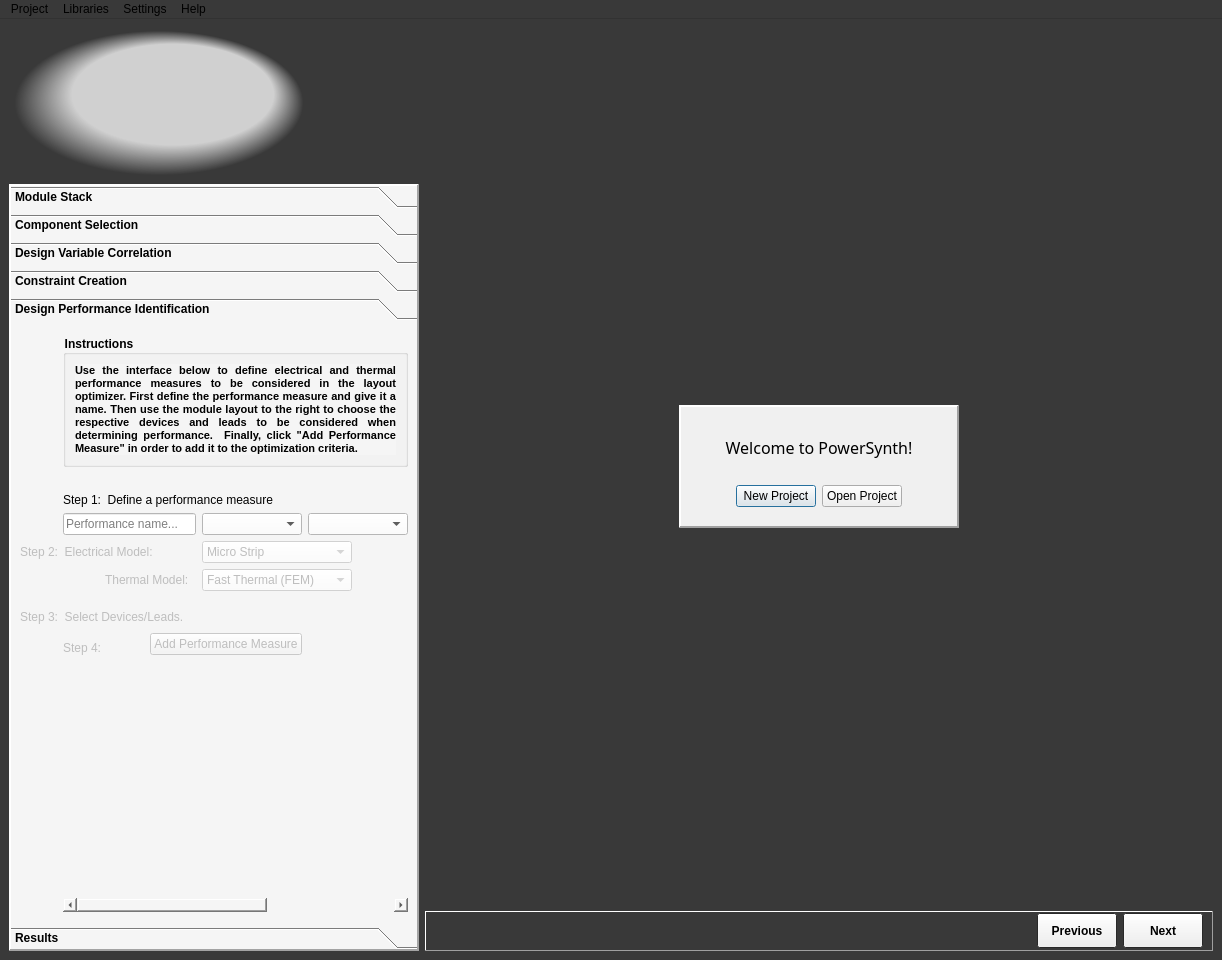
e3da/PowerSynth1-src, file powercad/project_builder/ui/mainWindow.ui: the form before one commit.
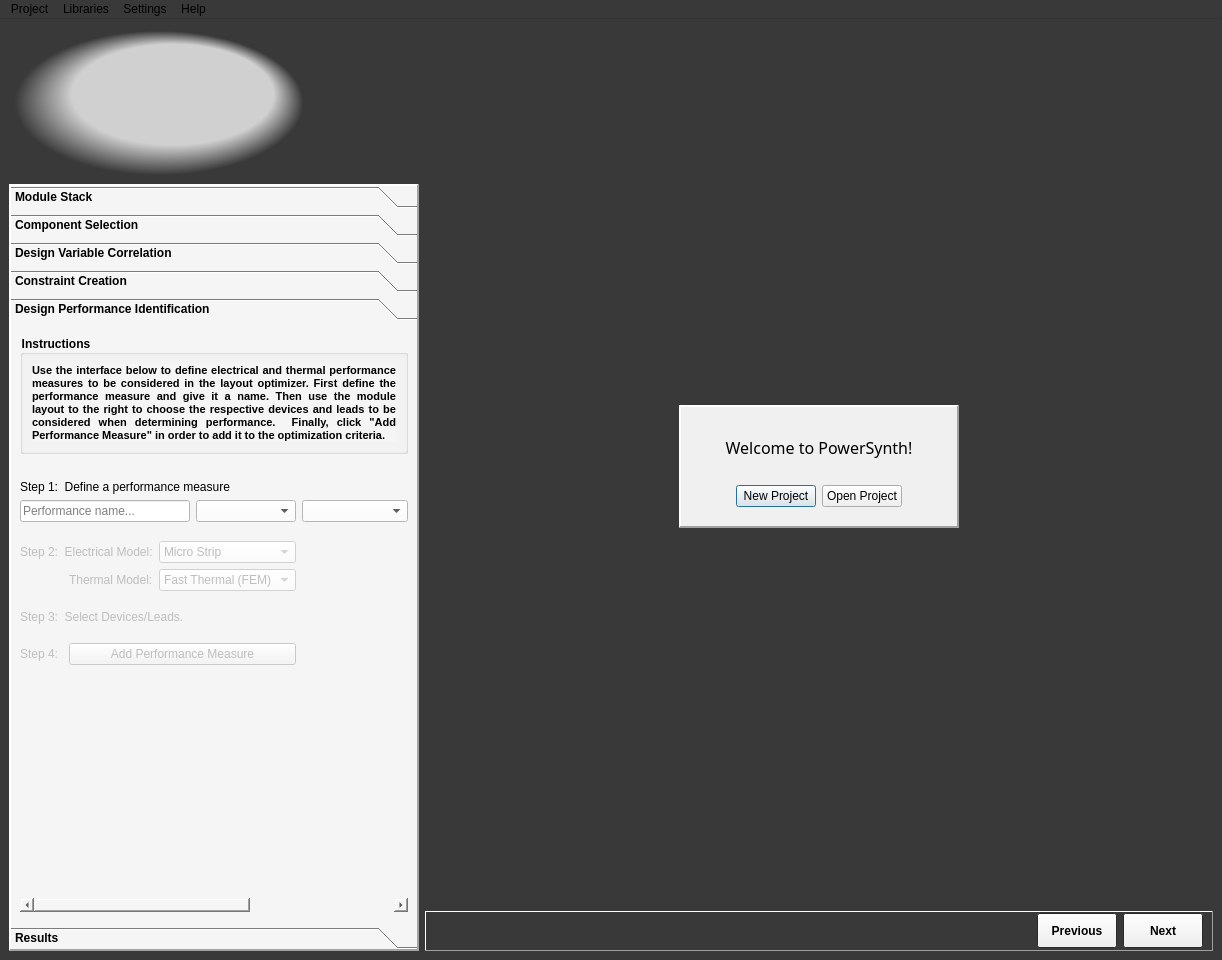
The form after the commit. Icons and pictures are not drawn.

Commit message: model selection for MS vs RS comparison

```diff
--- a/powercad/project_builder/ui/mainWindow.ui
+++ b/powercad/project_builder/ui/mainWindow.ui
@@ -3303,7 +3303,7 @@
         <string>Design Performance Identification</string>
        </attribute>
        <layout class="QGridLayout" name="gridLayout_7">
-        <item row="0" column="1" colspan="6">
+        <item row="0" column="0" colspan="6">
          <widget class="QGroupBox" name="groupBox">
           <property name="minimumSize">
            <size>
@@ -3338,7 +3338,7 @@
           </layout>
          </widget>
         </item>
-        <item row="1" column="1">
+        <item row="1" column="0">
          <spacer name="verticalSpacer_12">
           <property name="orientation">
            <enum>Qt::Vertical</enum>
@@ -3354,14 +3354,14 @@
           </property>
          </spacer>
         </item>
-        <item row="2" column="1" colspan="4">
+        <item row="2" column="0" colspan="4">
          <widget class="QLabel" name="label_25">
           <property name="text">
            <string>Step 1:  Define a performance measure</string>
           </property>
          </widget>
         </item>
-        <item row="3" column="1" colspan="3">
+        <item row="3" column="0" colspan="3">
          <widget class="QLineEdit" name="txt_perform_name">
           <property name="minimumSize">
            <size>
@@ -3377,7 +3377,7 @@
           </property>
          </widget>
         </item>
-        <item row="3" column="4">
+        <item row="3" column="3">
          <widget class="QComboBox" name="cmb_perform_elecTherm">
           <property name="minimumSize">
            <size>
@@ -3396,7 +3396,7 @@
           </property>
          </widget>
         </item>
-        <item row="3" column="5" colspan="2">
+        <item row="3" column="4" colspan="2">
          <widget class="QComboBox" name="cmb_perform_type">
           <property name="minimumSize">
            <size>
@@ -3415,7 +3415,23 @@
           </property>
          </widget>
         </item>
-        <item row="4" column="0" colspan="4">
+        <item row="4" column="0">
+         <spacer name="verticalSpacer_8">
+          <property name="orientation">
+           <enum>Qt::Vertical</enum>
+          </property>
+          <property name="sizeType">
+           <enum>QSizePolicy::Fixed</enum>
+          </property>
+          <property name="sizeHint" stdset="0">
+           <size>
+            <width>20</width>
+            <height>13</height>
+           </size>
+          </property>
+         </spacer>
+        </item>
+        <item row="5" column="0" colspan="2">
          <widget class="QLabel" name="lbl_sel_electrical_model">
           <property name="enabled">
            <bool>false</bool>
@@ -3425,7 +3441,7 @@
           </property>
          </widget>
         </item>
-        <item row="4" column="4" colspan="2">
+        <item row="5" column="2" colspan="2">
          <widget class="QComboBox" name="cmb_elec_model">
           <property name="enabled">
            <bool>false</bool>
@@ -3457,7 +3473,20 @@
           </item>
          </widget>
         </item>
-        <item row="5" column="2" colspan="2">
+        <item row="5" column="5">
+         <spacer name="horizontalSpacer_12">
+          <property name="orientation">
+           <enum>Qt::Horizontal</enum>
+          </property>
+          <property name="sizeHint" stdset="0">
+           <size>
+            <width>97</width>
+            <height>20</height>
+           </size>
+          </property>
+         </spacer>
+        </item>
+        <item row="6" column="1">
          <widget class="QLabel" name="lbl_sel_thermal_model">
           <property name="enabled">
            <bool>false</bool>
@@ -3467,8 +3496,8 @@
           </property>
          </widget>
         </item>
-        <item row="5" column="4" colspan="3">
-         <widget class="QComboBox" name="cmb_thermal_modle">
+        <item row="6" column="2" colspan="2">
+         <widget class="QComboBox" name="cmb_thermal_model">
           <property name="enabled">
            <bool>false</bool>
           </property>
@@ -3499,7 +3528,20 @@
           </item>
          </widget>
         </item>
-        <item row="6" column="1">
+        <item row="6" column="5">
+         <spacer name="horizontalSpacer_11">
+          <property name="orientation">
+           <enum>Qt::Horizontal</enum>
+          </property>
+          <property name="sizeHint" stdset="0">
+           <size>
+            <width>97</width>
+            <height>20</height>
+           </size>
+          </property>
+         </spacer>
+        </item>
+        <item row="7" column="0">
          <spacer name="verticalSpacer_6">
           <property name="orientation">
            <enum>Qt::Vertical</enum>
@@ -3515,7 +3557,30 @@
           </property>
          </spacer>
         </item>
-        <item row="8" column="1" rowspan="2">
+        <item row="8" column="0" colspan="5">
+         <widget class="QLabel" name="lbl_perform_step3">
+          <property name="enabled">
+           <bool>false</bool>
+          </property>
+          <property name="text">
+           <string>Step 3:  Select Devices/Leads.</string>
+          </property>
+         </widget>
+        </item>
+        <item row="8" column="5">
+         <spacer name="horizontalSpacer_2">
+          <property name="orientation">
+           <enum>Qt::Horizontal</enum>
+          </property>
+          <property name="sizeHint" stdset="0">
+           <size>
+            <width>40</width>
+            <height>20</height>
+           </size>
+          </property>
+         </spacer>
+        </item>
+        <item row="9" column="0">
          <spacer name="verticalSpacer_7">
           <property name="orientation">
            <enum>Qt::Vertical</enum>
@@ -3531,108 +3596,7 @@
           </property>
          </spacer>
         </item>
-        <item row="9" column="3" rowspan="2" colspan="2">
-         <widget class="QPushButton" name="btn_perform_addPerformance">
-          <property name="enabled">
-           <bool>false</bool>
-          </property>
-          <property name="palette">
-           <palette>
-            <active>
-             <colorrole role="Button">
-              <brush brushstyle="SolidPattern">
-               <color alpha="255">
-                <red>245</red>
-                <green>245</green>
-                <blue>245</blue>
-               </color>
-              </brush>
-             </colorrole>
-             <colorrole role="Base">
-              <brush brushstyle="SolidPattern">
-               <color alpha="255">
-                <red>245</red>
-                <green>245</green>
-                <blue>245</blue>
-               </color>
-              </brush>
-             </colorrole>
-             <colorrole role="Window">
-              <brush brushstyle="SolidPattern">
-               <color alpha="255">
-                <red>245</red>
-                <green>245</green>
-                <blue>245</blue>
-               </color>
-              </brush>
-             </colorrole>
-            </active>
-            <inactive>
-             <colorrole role="Button">
-              <brush brushstyle="SolidPattern">
-               <color alpha="255">
-                <red>245</red>
-                <green>245</green>
-                <blue>245</blue>
-               </color>
-              </brush>
-             </colorrole>
-             <colorrole role="Base">
-              <brush brushstyle="SolidPattern">
-               <color alpha="255">
-                <red>245</red>
-                <green>245</green>
-                <blue>245</blue>
-               </color>
-              </brush>
-             </colorrole>
-             <colorrole role="Window">
-              <brush brushstyle="SolidPattern">
-               <color alpha="255">
-                <red>245</red>
-                <green>245</green>
-                <blue>245</blue>
-               </color>
-              </brush>
-             </colorrole>
-            </inactive>
-            <disabled>
-             <colorrole role="Button">
-              <brush brushstyle="SolidPattern">
-               <color alpha="255">
-                <red>245</red>
-                <green>245</green>
-                <blue>245</blue>
-               </color>
-              </brush>
-             </colorrole>
-             <colorrole role="Base">
-              <brush brushstyle="SolidPattern">
-               <color alpha="255">
-                <red>245</red>
-                <green>245</green>
-                <blue>245</blue>
-               </color>
-              </brush>
-             </colorrole>
-             <colorrole role="Window">
-              <brush brushstyle="SolidPattern">
-               <color alpha="255">
-                <red>245</red>
-                <green>245</green>
-                <blue>245</blue>
-               </color>
-              </brush>
-             </colorrole>
-            </disabled>
-           </palette>
-          </property>
-          <property name="text">
-           <string>Add Performance Measure</string>
-          </property>
-         </widget>
-        </item>
-        <item row="10" column="1" colspan="2">
+        <item row="10" column="0">
          <widget class="QLabel" name="lbl_perform_step4">
           <property name="enabled">
            <bool>false</bool>
@@ -3645,7 +3609,108 @@
           </property>
          </widget>
         </item>
-        <item row="11" column="1" colspan="6">
+        <item row="10" column="1" colspan="3">
+         <widget class="QPushButton" name="btn_perform_addPerformance">
+          <property name="enabled">
+           <bool>false</bool>
+          </property>
+          <property name="palette">
+           <palette>
+            <active>
+             <colorrole role="Button">
+              <brush brushstyle="SolidPattern">
+               <color alpha="255">
+                <red>245</red>
+                <green>245</green>
+                <blue>245</blue>
+               </color>
+              </brush>
+             </colorrole>
+             <colorrole role="Base">
+              <brush brushstyle="SolidPattern">
+               <color alpha="255">
+                <red>245</red>
+                <green>245</green>
+                <blue>245</blue>
+               </color>
+              </brush>
+             </colorrole>
+             <colorrole role="Window">
+              <brush brushstyle="SolidPattern">
+               <color alpha="255">
+                <red>245</red>
+                <green>245</green>
+                <blue>245</blue>
+               </color>
+              </brush>
+             </colorrole>
+            </active>
+            <inactive>
+             <colorrole role="Button">
+              <brush brushstyle="SolidPattern">
+               <color alpha="255">
+                <red>245</red>
+                <green>245</green>
+                <blue>245</blue>
+               </color>
+              </brush>
+             </colorrole>
+             <colorrole role="Base">
+              <brush brushstyle="SolidPattern">
+               <color alpha="255">
+                <red>245</red>
+                <green>245</green>
+                <blue>245</blue>
+               </color>
+              </brush>
+             </colorrole>
+             <colorrole role="Window">
+              <brush brushstyle="SolidPattern">
+               <color alpha="255">
+                <red>245</red>
+                <green>245</green>
+                <blue>245</blue>
+               </color>
+              </brush>
+             </colorrole>
+            </inactive>
+            <disabled>
+             <colorrole role="Button">
+              <brush brushstyle="SolidPattern">
+               <color alpha="255">
+                <red>245</red>
+                <green>245</green>
+                <blue>245</blue>
+               </color>
+              </brush>
+             </colorrole>
+             <colorrole role="Base">
+              <brush brushstyle="SolidPattern">
+               <color alpha="255">
+                <red>245</red>
+                <green>245</green>
+                <blue>245</blue>
+               </color>
+              </brush>
+             </colorrole>
+             <colorrole role="Window">
+              <brush brushstyle="SolidPattern">
+               <color alpha="255">
+                <red>245</red>
+                <green>245</green>
+                <blue>245</blue>
+               </color>
+              </brush>
+             </colorrole>
+            </disabled>
+           </palette>
+          </property>
+          <property name="text">
+           <string>Add Performance Measure</string>
+          </property>
+         </widget>
+        </item>
+        <item row="11" column="0" colspan="6">
          <widget class="QTableWidget" name="tbl_performance">
           <property name="palette">
            <palette>
@@ -3772,29 +3837,6 @@
           <column/>
          </widget>
         </item>
-        <item row="7" column="5" rowspan="2" colspan="2">
-         <spacer name="horizontalSpacer_2">
-          <property name="orientation">
-           <enum>Qt::Horizontal</enum>
-          </property>
-          <property name="sizeHint" stdset="0">
-           <size>
-            <width>40</width>
-            <height>20</height>
-           </size>
-          </property>
-         </spacer>
-        </item>
-        <item row="7" column="0" rowspan="2" colspan="4">
-         <widget class="QLabel" name="lbl_perform_step3">
-          <property name="enabled">
-           <bool>false</bool>
-          </property>
-          <property name="text">
-           <string>Step 3:  Select Devices/Leads.</string>
-          </property>
-         </widget>
-        </item>
        </layout>
       </widget>
       <widget class="QWidget" name="page_4">
```
Left out of the diff: 52 changed lines with no effect on the pictures. The commit also changes 4 other files.
